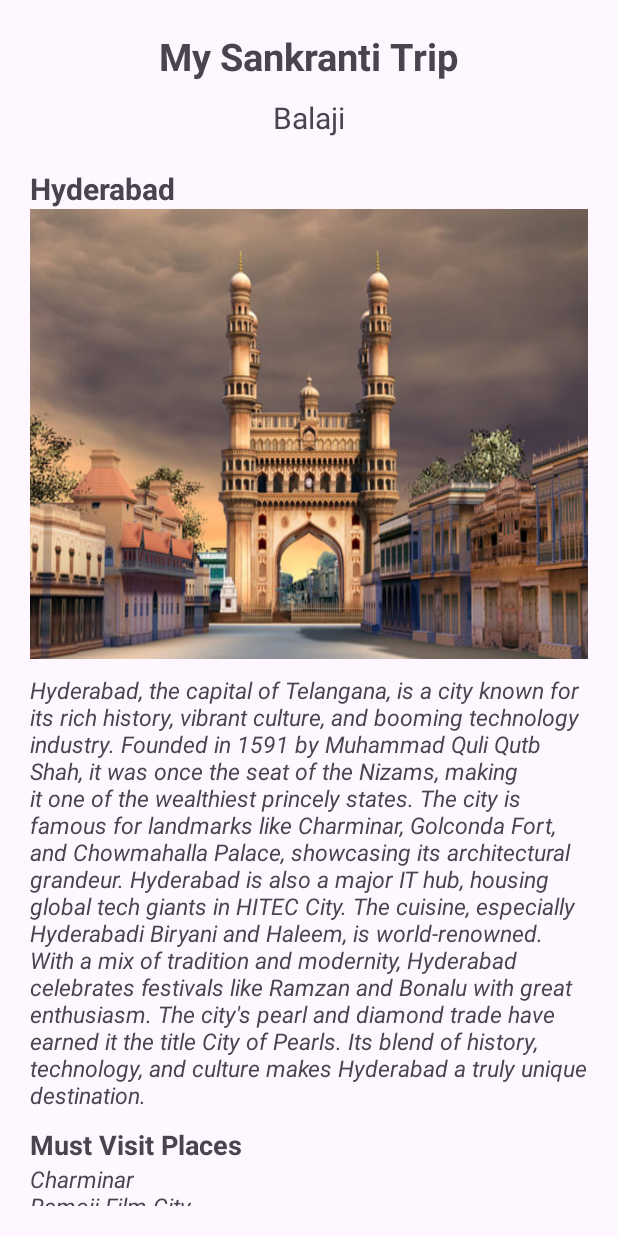
After one commit to Tauficaksa/TravelJournal, an Android app: the CompleteJournalView screen opened directly, with no data from a screen before it, on a phone screen of 412 x 824 dp. The commit adds this screen. Run offline under Robolectric (Android 15) with nearby library versions, the phone set to English and light mode, and no system bars.

Commit message:
added more info activity

```diff
--- a/app/src/main/AndroidManifest.xml
+++ b/app/src/main/AndroidManifest.xml
@@ -2,12 +2,12 @@
 <manifest xmlns:android="http://schemas.android.com/apk/res/android"
     xmlns:tools="http://schemas.android.com/tools">
 
-    <uses-permission android:name="android.permission.CAMERA"/>
-    <uses-permission android:name="android.permission.READ_MEDIA_IMAGES"/>
+    <uses-permission android:name="android.permission.CAMERA" />
+    <uses-permission android:name="android.permission.READ_MEDIA_IMAGES" />
 
-
-    <uses-feature android:name="android.hardware.camera" android:required="false"/>
-
+    <uses-feature
+        android:name="android.hardware.camera"
+        android:required="false" />
 
     <application
         android:allowBackup="true"
@@ -19,7 +19,9 @@
         android:supportsRtl="true"
         android:theme="@style/Theme.MyTravelJournal"
         tools:targetApi="31">
-
+        <activity
+            android:name=".CompleteJournalView"
+            android:exported="false" />
         <activity
             android:name=".Dashboard"
             android:exported="false" />
@@ -31,11 +33,10 @@
             android:exported="true">
             <intent-filter>
                 <action android:name="android.intent.action.MAIN" />
+
                 <category android:name="android.intent.category.LAUNCHER" />
             </intent-filter>
-        </activity>
-
-        <!-- FileProvider for handling camera image storage -->
+        </activity> <!-- FileProvider for handling camera image storage -->
         <provider
             android:name="androidx.core.content.FileProvider"
             android:authorities="com.balaji.mytraveljournal.provider"
@@ -45,7 +46,6 @@
                 android:name="android.support.FILE_PROVIDER_PATHS"
                 android:resource="@xml/file_paths" />
         </provider>
-
     </application>
 
 </manifest>
--- /dev/null
+++ b/app/src/main/java/com/balaji/mytraveljournal/CompleteJournalView.kt
@@ -0,0 +1,20 @@
+package com.balaji.mytraveljournal
+
+import android.os.Bundle
+import androidx.activity.enableEdgeToEdge
+import androidx.appcompat.app.AppCompatActivity
+import androidx.core.view.ViewCompat
+import androidx.core.view.WindowInsetsCompat
+
+class CompleteJournalView : AppCompatActivity() {
+    override fun onCreate(savedInstanceState: Bundle?) {
+        super.onCreate(savedInstanceState)
+        enableEdgeToEdge()
+        setContentView(R.layout.activity_complete_journal_view)
+        ViewCompat.setOnApplyWindowInsetsListener(findViewById(R.id.main)) { v, insets ->
+            val systemBars = insets.getInsets(WindowInsetsCompat.Type.systemBars())
+            v.setPadding(systemBars.left, systemBars.top, systemBars.right, systemBars.bottom)
+            insets
+        }
+    }
+}
--- a/app/src/main/java/com/balaji/mytraveljournal/HomeFragment.kt
+++ b/app/src/main/java/com/balaji/mytraveljournal/HomeFragment.kt
@@ -1,10 +1,12 @@
 package com.balaji.mytraveljournal
 
+import android.content.Intent
 import android.os.Bundle
 import androidx.fragment.app.Fragment
 import android.view.LayoutInflater
 import android.view.View
 import android.view.ViewGroup
+import android.widget.ImageView
 
 class HomeFragment : Fragment() {
 
@@ -13,6 +15,12 @@ class HomeFragment : Fragment() {
         savedInstanceState: Bundle?
     ): View? {
         // Inflate the layout for this fragment
-        return inflater.inflate(R.layout.fragment_home, container, false)
+        val view= inflater.inflate(R.layout.fragment_home, container, false)
+        val moreinfobutton=view.findViewById<ImageView>(R.id.more_info_view)
+        moreinfobutton.setOnClickListener {
+            val intent=Intent(requireContext(),CompleteJournalView::class.java)
+            startActivity(intent)
+        }
+        return view
     }
 }
--- /dev/null
+++ b/app/src/main/res/layout/activity_complete_journal_view.xml
@@ -0,0 +1,74 @@
+<?xml version="1.0" encoding="utf-8"?>
+<LinearLayout xmlns:android="http://schemas.android.com/apk/res/android"
+    xmlns:app="http://schemas.android.com/apk/res-auto"
+    xmlns:tools="http://schemas.android.com/tools"
+    android:id="@+id/main"
+    android:layout_width="match_parent"
+    android:layout_height="match_parent"
+    android:layout_margin="20dp"
+    android:orientation="vertical"
+    android:gravity="center"
+    tools:context=".CompleteJournalView">
+
+    <TextView
+        android:layout_width="wrap_content"
+        android:layout_height="wrap_content"
+        android:textSize="25sp"
+        android:layout_marginBottom="10dp"
+        android:textStyle="bold"
+        android:text="My Sankranti Trip"/>
+    <TextView
+        android:layout_width="wrap_content"
+        android:layout_height="wrap_content"
+        android:textSize="20sp"
+        android:layout_marginBottom="20dp"
+        android:text="Balaji"/>
+    <LinearLayout
+        android:layout_width="match_parent"
+        android:layout_height="wrap_content"
+        android:orientation="vertical"
+        android:gravity="left">
+        <TextView
+            android:layout_width="wrap_content"
+            android:layout_height="wrap_content"
+            android:text="Hyderabad"
+            android:textSize="20sp"
+            android:textStyle="bold"/>
+    </LinearLayout>
+    <ImageView
+        android:layout_width="400dp"
+        android:layout_height="300dp"
+        android:scaleType="fitXY"
+        android:layout_marginBottom="10dp"
+        android:src="@drawable/hyd_img"/>
+    <ScrollView
+        android:layout_width="match_parent"
+        android:layout_height="wrap_content"
+        android:scrollbars="none">
+        <LinearLayout
+            android:layout_width="match_parent"
+            android:layout_height="wrap_content"
+            android:orientation="vertical">
+            <TextView
+                android:layout_width="wrap_content"
+                android:layout_height="wrap_content"
+                android:text="Hyderabad, the capital of Telangana, is a city known for its rich history, vibrant culture, and booming technology industry. Founded in 1591 by Muhammad Quli Qutb Shah, it was once the seat of the Nizams, making it one of the wealthiest princely states. The city is famous for landmarks like Charminar, Golconda Fort, and Chowmahalla Palace, showcasing its architectural grandeur. Hyderabad is also a major IT hub, housing global tech giants in HITEC City. The cuisine, especially Hyderabadi Biryani and Haleem, is world-renowned. With a mix of tradition and modernity, Hyderabad celebrates festivals like Ramzan and Bonalu with great enthusiasm. The city's pearl and diamond trade have earned it the title City of Pearls. Its blend of history, technology, and culture makes Hyderabad a truly unique destination."
+                android:textSize="15sp"
+                android:layout_marginBottom="10dp"
+                android:textStyle="italic"/>
+            <TextView
+                android:layout_width="wrap_content"
+                android:layout_height="wrap_content"
+                android:text="Must Visit Places"
+                android:textStyle="bold"
+                android:textSize="18sp"/>
+            <TextView
+                android:layout_width="wrap_content"
+                android:layout_height="wrap_content"
+                android:text="Charminar\nRamoji Film City"
+                android:textSize="15sp"
+                android:textStyle="italic"/>
+        </LinearLayout>
+    </ScrollView>
+
+</LinearLayout>
```
